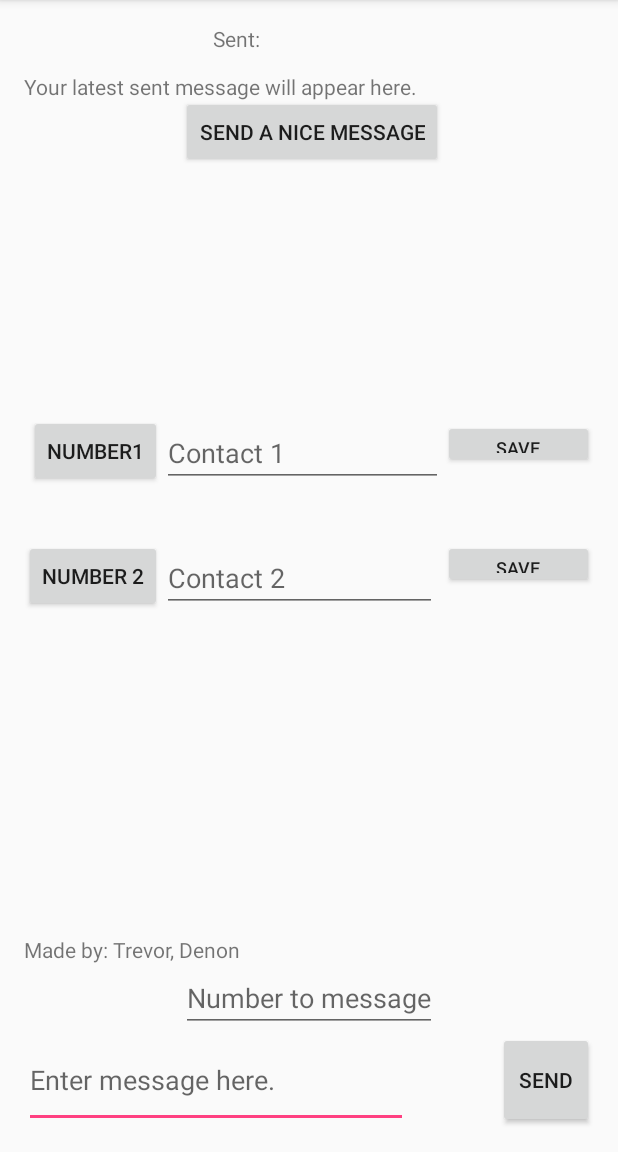
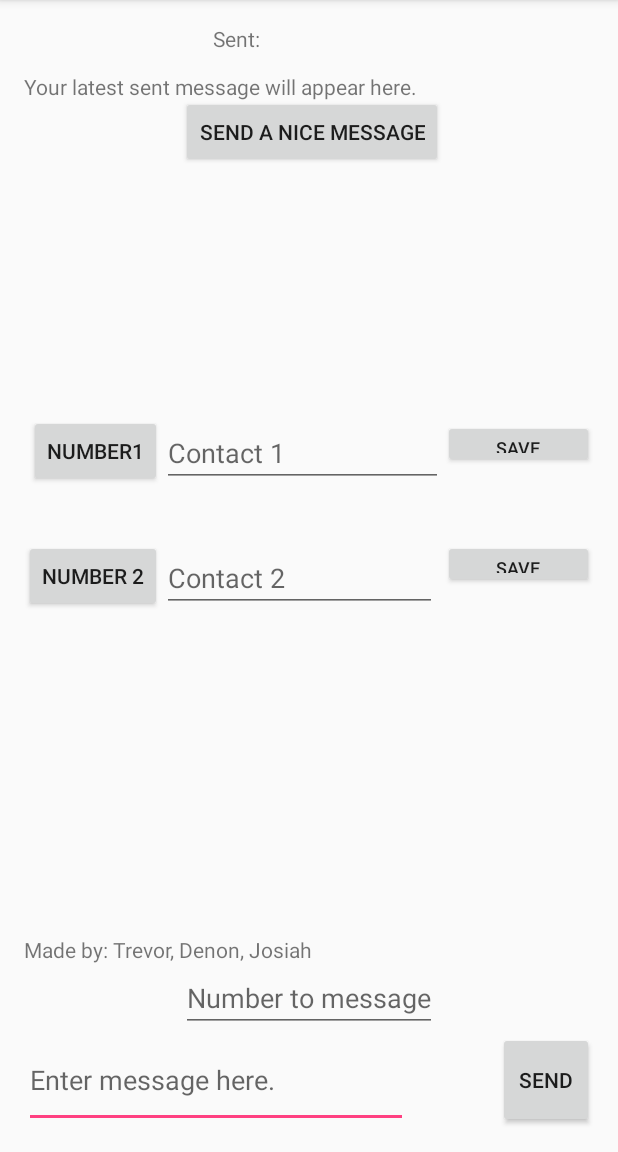
Before and after one commit to MrTj458/WorldsMostBaasicTextingApp, an Android app: the screen it shows after launch (TextingActivity), on a phone screen of 412 x 824 dp, the part 84-1236 px from its top. Run offline under Robolectric (Android 15) with nearby library versions, the light colour scheme and no system bars.

Commit message:
Added authors to the code.

```diff
--- a/app/src/main/java/com/example/thod0127/worldsmostbaasictextingapp/TextingActivity.java
+++ b/app/src/main/java/com/example/thod0127/worldsmostbaasictextingapp/TextingActivity.java
@@ -13,6 +13,8 @@ import java.util.ArrayList;
 /**
  * @version 1.0 11/2/15
  * @author Trevor Hodsdon
+ * @author Josiah Elmer
+ * @author Denon Barton
  * @author Cody Henrichsen - Extra class assignment.
  */
 public class TextingActivity extends AppCompatActivity
--- a/app/src/main/res/layout/activity_texting.xml
+++ b/app/src/main/res/layout/activity_texting.xml
@@ -90,7 +90,7 @@
         android:layout_width="wrap_content"
         android:layout_height="wrap_content"
         android:textAppearance="?android:attr/textAppearanceSmall"
-        android:text="Made by: Trevor, Denon"
+        android:text="Made by: Trevor, Denon, Josiah"
         android:id="@+id/textView"
         android:layout_above="@+id/numberBox"
         android:layout_alignParentLeft="true"
```
